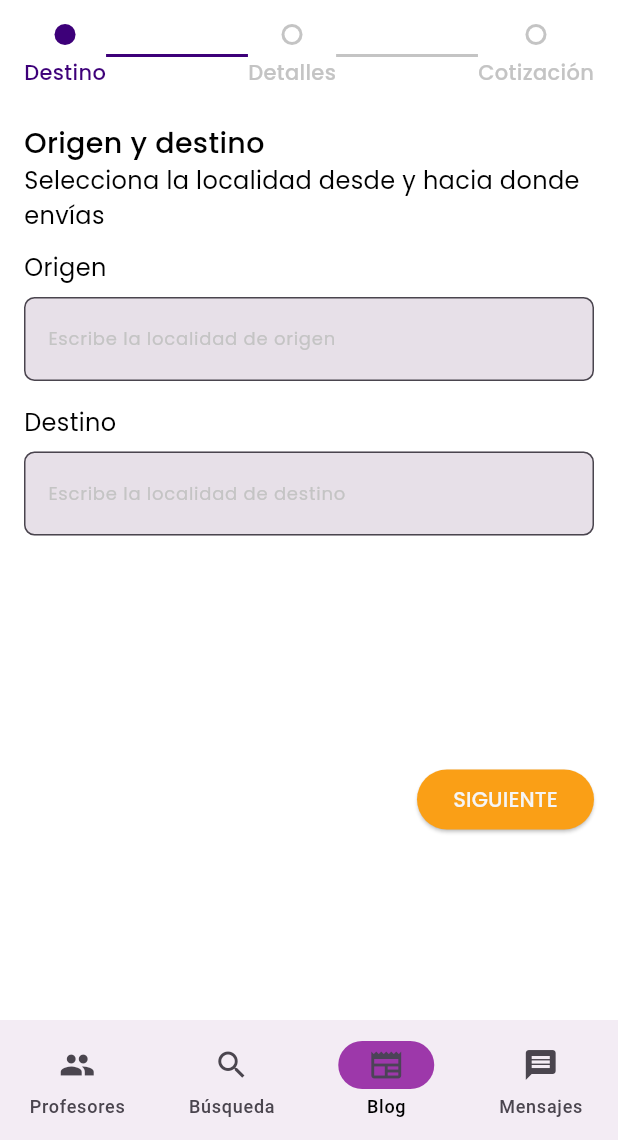
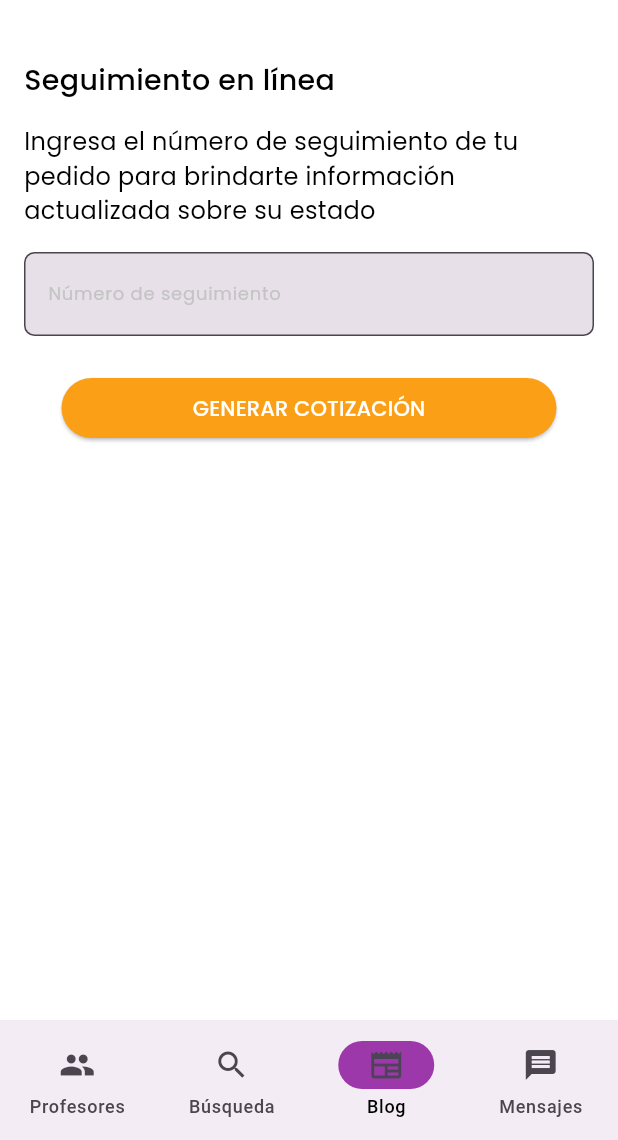
Before and after one commit to S1MAA/PIP_APP, a Flutter app: the screen it shows after launch, item 3 of the bottom bar chosen, on a phone screen of 412 x 824 dp, the part 96-1236 px from its top. Run offline on Flutter 3.47's test engine with Material 3 defaults, Android fonts, the phone set to English and light mode, and no system bars; our stand-ins replace cloud_firestore, firebase_core, flex_color_scheme; accounts and stored records are empty.

Commit message:
datos funcionan en página de seguimiento

```diff
--- a/pip_app/lib/components/formulario.dart
+++ b/pip_app/lib/components/formulario.dart
@@ -1,5 +1,6 @@
 import 'package:flutter/material.dart';
-import 'package:pip_app/components/formulariodetalles.dart';
+import 'package:cloud_firestore/cloud_firestore.dart';
+import 'package:pip_app/screens/home.dart';
 
 class FormularioScreen extends StatefulWidget {
   const FormularioScreen({super.key});
@@ -11,14 +12,57 @@ class FormularioScreen extends StatefulWidget {
 
 class _FormularioScreenState extends State<FormularioScreen> {
   final _formKey = GlobalKey<FormState>();
-  final TextEditingController _lugarOrigen = TextEditingController();
-  final TextEditingController _lugarDestino = TextEditingController();
+  final TextEditingController _nSeguimiento = TextEditingController();
 
   @override
   void dispose() {
-    _lugarOrigen.dispose();
-    _lugarDestino.dispose();
+    _nSeguimiento.dispose();
     super.dispose();
+  }
+
+  bool _camposCompletos() {
+    return _nSeguimiento.text.isNotEmpty;
+  }
+
+  Future<void> _subirDatosYNavergar(BuildContext context) async {
+    if (!_camposCompletos()) {
+      ScaffoldMessenger.of(context).showSnackBar(
+        const SnackBar(
+          content: Text('Por favor, complete todos los campos.'),
+          duration: Duration(seconds: 3),
+        ),
+      );
+      return; // No continuar si los campos están incompletos
+    }
+
+    try {
+      // Subir los datos a Firebase
+      await FirebaseFirestore.instance.collection('Seguimiento').add({
+        'segumiento': _nSeguimiento.text, // Destino recibido de la primera pantalla
+        'timestamp': FieldValue.serverTimestamp(), // Fecha/hora del servidor
+      });
+
+      // Mostrar mensaje de éxito
+      // ignore: use_build_context_synchronously
+      ScaffoldMessenger.of(context).showSnackBar(
+        const SnackBar(content: Text('Datos guardados exitosamente')),
+      );
+
+      // Navegar a la pantalla Cotizar
+      if (context.mounted) {
+        Navigator.of(context).pushReplacement(
+          MaterialPageRoute(
+            builder: (context) => const HomeScreen(), // Ajusta según tu flujo
+          ),
+        );
+      }
+    } catch (e) {
+      // Manejo de errores
+      // ignore: use_build_context_synchronously
+      ScaffoldMessenger.of(context).showSnackBar(
+        const SnackBar(content: Text('Error al guardar los datos')),
+      );
+    }
   }
 
   @override
@@ -36,88 +80,6 @@ class _FormularioScreenState extends State<FormularioScreen> {
             crossAxisAlignment: CrossAxisAlignment.start,
             mainAxisSize: MainAxisSize.min,
             children: [
-              const Row(
-                mainAxisAlignment: MainAxisAlignment.spaceBetween,
-                children: [
-                  Column(
-                    children: [
-                      CircleAvatar(
-                        radius: 7,
-                        backgroundColor: Color.fromARGB(255, 61, 0, 121),
-                        child: CircleAvatar(
-                          radius: 5,
-                          backgroundColor: Color.fromARGB(255, 61, 0, 121),
-                        ),
-                      ),
-                      SizedBox(height: 8),
-                      Text(
-                        "Destino",
-                        style: TextStyle(
-                          fontSize: 14,
-                          fontFamily: 'Poppins-Medium',
-                          color: Color.fromARGB(255, 61, 0, 121),
-                        ),
-                      ),
-                    ],
-                  ),
-                  Expanded(
-                    child: Divider(
-                      thickness: 2,
-                      color: Color.fromARGB(255, 61, 0, 121),
-                      height: 16,
-                    ),
-                  ),
-                  Column(
-                    children: [
-                      CircleAvatar(
-                        radius: 7,
-                        backgroundColor: Color.fromARGB(255, 196, 196, 196),
-                        child: CircleAvatar(
-                          radius: 5,
-                          backgroundColor: Colors.white,
-                        ),
-                      ),
-                      SizedBox(height: 8),
-                      Text(
-                        "Detalles",
-                        style: TextStyle(
-                          fontSize: 14,
-                          fontFamily: 'Poppins-Medium',
-                          color: Color.fromARGB(255, 196, 196, 196),
-                        ),
-                      ),
-                    ],
-                  ),
-                  Expanded(
-                    child: Divider(
-                      thickness: 2,
-                      color: Color.fromARGB(255, 196, 196, 196),
-                      height: 16,
-                    ),
-                  ),
-                  Column(
-                    children: [
-                      CircleAvatar(
-                        radius: 7,
-                        backgroundColor: Color.fromARGB(255, 196, 196, 196),
-                        child: CircleAvatar(
-                          radius: 5,
-                          backgroundColor: Colors.white,
-                        ),
-                      ),
-                      SizedBox(height: 8),
-                      Text(
-                        "Cotización",
-                        style: TextStyle(
-                          fontSize: 14,
-                          fontFamily: 'Poppins-Medium',
-                          color: Color.fromARGB(255, 196, 196, 196),
-                        ),
-                      ),
-                    ],
-                  ),
-                ],
-              ),
               const SizedBox(height: 24),
               Form(
                 key: _formKey,
@@ -126,23 +88,20 @@ class _FormularioScreenState extends State<FormularioScreen> {
                   mainAxisSize: MainAxisSize.min,
                   children: [
                     const Text(
-                      'Origen y destino',
+                      'Seguimiento en línea',
                       style: TextStyle(fontSize: 19, fontFamily: 'Poppins-Medium'),
                     ),
+                    const SizedBox(height: 16),
                     const Text(
-                      'Selecciona la localidad desde y hacia donde envías',
+                      'Ingresa el número de seguimiento de tu pedido para brindarte información actualizada sobre su estado',
                       style: TextStyle(fontSize: 16, fontFamily: 'Poppins-Regular'),
                     ),
-                    const SizedBox(height: 12),
-                    const Text(
-                      'Origen',
-                      style: TextStyle(fontSize: 16, fontFamily: 'Poppins-Regular'),
-                    ),
-                    const SizedBox(height: 8),
+
+                    const SizedBox(height: 16),
                     TextFormField(
-                      controller: _lugarOrigen,
+                      controller: _nSeguimiento,
                       decoration: const InputDecoration(
-                        labelText: 'Escribe la localidad de origen',
+                        labelText: 'Número de seguimiento',
                         labelStyle: TextStyle(
                           fontFamily: 'Poppins-Regular',
                           fontSize: 12,
@@ -151,64 +110,26 @@ class _FormularioScreenState extends State<FormularioScreen> {
                       ),
                       validator: (value) {
                         if (value == null || value.isEmpty) {
-                          return 'Por favor, ingrese el origen';
+                          return 'Por favor, ingrese el número de seguimiento';
                         }
                         return null;
                       },
                     ),
-                    const SizedBox(height: 16),
-                    const Text(
-                      'Destino',
-                      style: TextStyle(fontSize: 16, fontFamily: 'Poppins-Regular'),
-                    ),
-                    const SizedBox(height: 8),
-                    TextFormField(
-                      controller: _lugarDestino,
-                      decoration: const InputDecoration(
-                        labelText: 'Escribe la localidad de destino',
-                        labelStyle: TextStyle(
-                          fontFamily: 'Poppins-Regular',
-                          fontSize: 12,
-                          color: Color.fromARGB(255, 196, 196, 196),
-                        ),
-                      ),
-                      validator: (value) {
-                        if (value == null || value.isEmpty) {
-                          return 'Por favor, ingrese el destino';
-                        }
-                        return null;
-                      },
-                    ),
-                    Align(
-                      alignment: Alignment.bottomRight,
-                      child: Padding(
-                        padding: const EdgeInsets.only(top: 152.0),
+                    const SizedBox(height: 24),
+                    Center(
                       child: SizedBox(
-                          width: 118,
+                        width: 330,
                         child: ElevatedButton(
-                            onPressed: () {
-                              if (_formKey.currentState!.validate()) {
-                                // Navegar a la segunda pantalla con los datos de origen y destino
-                                Navigator.of(context).push(
-                                  MaterialPageRoute(
-                                    builder: (context) => FormularioDetalles(
-                                      origen: _lugarOrigen.text,
-                                      destino: _lugarDestino.text,
-                                    ),
-                                  ),
-                                );
-                              }
-                            },
+                          onPressed: () => _subirDatosYNavergar(context),
                           style: ElevatedButton.styleFrom(
                             backgroundColor: Theme.of(context).colorScheme.secondary,
-                              foregroundColor: Theme.of(context).colorScheme.primaryContainer,
+                            foregroundColor: Colors.white,
                           ),
                           child: const Text(
-                              'SIGUIENTE',
+                            'GENERAR COTIZACIÓN',
                             style: TextStyle(
                               fontSize: 14,
                               fontFamily: 'Poppins-Medium',
-                              ),
                             ),
                           ),
                         ),
--- a/pip_app/lib/screens/home.dart
+++ b/pip_app/lib/screens/home.dart
@@ -2,8 +2,6 @@ import 'package:flutter/material.dart';
 import 'package:cloud_firestore/cloud_firestore.dart';
 import 'package:pip_app/components/appbar.dart'; // Acuérdate que modular estilos es el nombre MI PROYECTO
 import 'package:pip_app/components/formulario.dart';
-import 'package:pip_app/components/formulariodetalles.dart';
-
 
 // HOLA PROFE EL PROBLEMA ES QUE LA NAVIGATIONBAR NO SE VE, Y CUANDO SE HACE EL FORMULARIO EN ENVIAR CUANDO SE PONE SIGUIENTE NO SE VE LA NAVIGATION BAR
 
@@ -21,7 +19,6 @@ class _MantenedorState extends State<Mantenedor> {
   const HomeScreen(),
   const Enviar(),
   const Cotizar(),
-  const FormularioDetalles(origen: '', destino: ''), // Pantalla de detalles
   const Perfil(),
   ];
 
```
Also changed, not shown: pip_app/lib/components/formulariodetalles.dart (deleted, +0 -402 lines), pip_app/lib/screens/splashscreen.dart (line endings or trailing spaces). Lines whose indentation alone changed are shown as unchanged.
